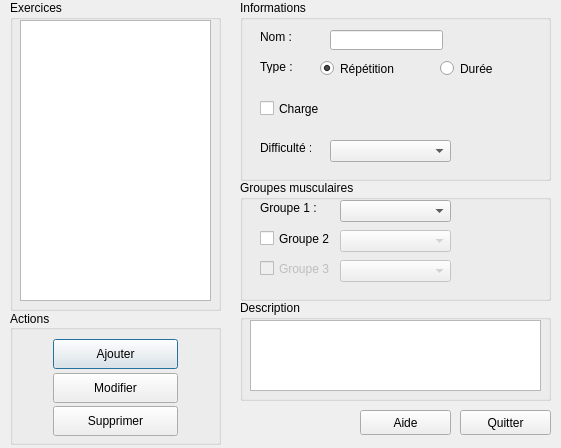
This is src/exercisesdialog.ui in oktal/bodeasy as Qt 5 draws it before an edit. The edited form follows.
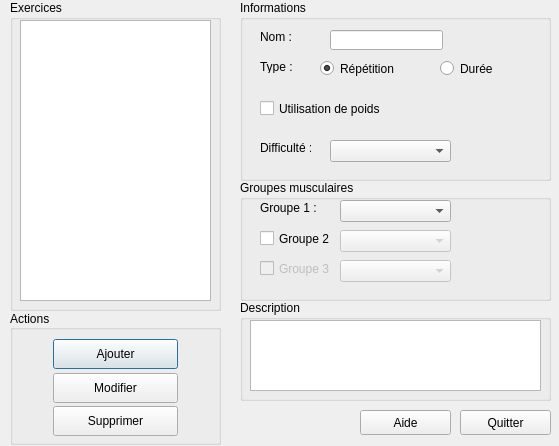
This is the edited form. Icons and pictures are not drawn.

```diff
--- a/src/exercisesdialog.ui
+++ b/src/exercisesdialog.ui
@@ -6,8 +6,8 @@
    <rect>
     <x>0</x>
     <y>0</y>
-    <width>561</width>
-    <height>448</height>
+    <width>559</width>
+    <height>446</height>
    </rect>
   </property>
   <property name="windowTitle">
@@ -121,12 +121,12 @@
      <rect>
       <x>20</x>
       <y>100</y>
-      <width>70</width>
+      <width>261</width>
       <height>17</height>
      </rect>
     </property>
     <property name="text">
-     <string>Charge</string>
+     <string>Utilisation de poids</string>
     </property>
    </widget>
    <widget class="QLabel" name="label_4">
```
Left out of the diff: 23 changed lines with no effect on the pictures.
